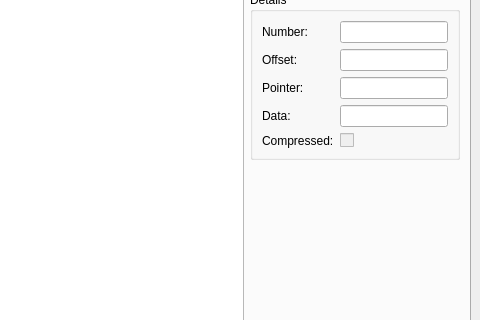
Qt form mainwindow.ui (black-sliver/SoETilesViewer) before a commit; both pictures show x 320 to 800 and y 84 to 404 of the 800 by 670 pixel window.
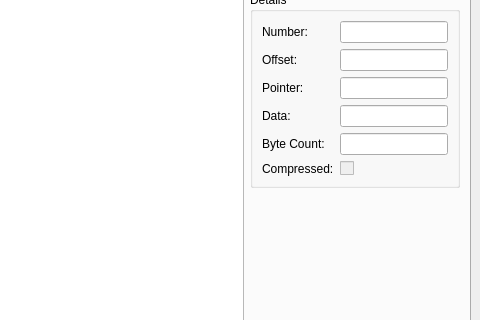
The same form after that commit. The open tabs and pages were chosen to show the change. Icons and pictures are not drawn. Custom widgets are drawn as their Qt base class.

Commit message: add data length display to texts

The edit to the form file:
```diff
--- a/mainwindow.ui
+++ b/mainwindow.ui
@@ -1407,7 +1407,7 @@
                </property>
               </widget>
              </item>
-             <item row="4" column="0">
+             <item row="5" column="0">
               <widget class="QLabel" name="lblTextCompressed">
                <property name="text">
                 <string>Compressed:</string>
@@ -1449,7 +1449,7 @@
                </property>
               </widget>
              </item>
-             <item row="4" column="1">
+             <item row="5" column="1">
               <widget class="QCheckBox" name="chkTextCompressed">
                <property name="enabled">
                 <bool>false</bool>
@@ -1459,6 +1459,20 @@
                </property>
               </widget>
              </item>
+             <item row="4" column="0">
+              <widget class="QLabel" name="lblTextDataLen">
+               <property name="text">
+                <string>Byte Count:</string>
+               </property>
+              </widget>
+             </item>
+             <item row="4" column="1">
+              <widget class="QLineEdit" name="txtTextDataLen">
+               <property name="readOnly">
+                <bool>true</bool>
+               </property>
+              </widget>
+             </item>
             </layout>
            </widget>
           </item>
```
The commit also changes 2 other files.
